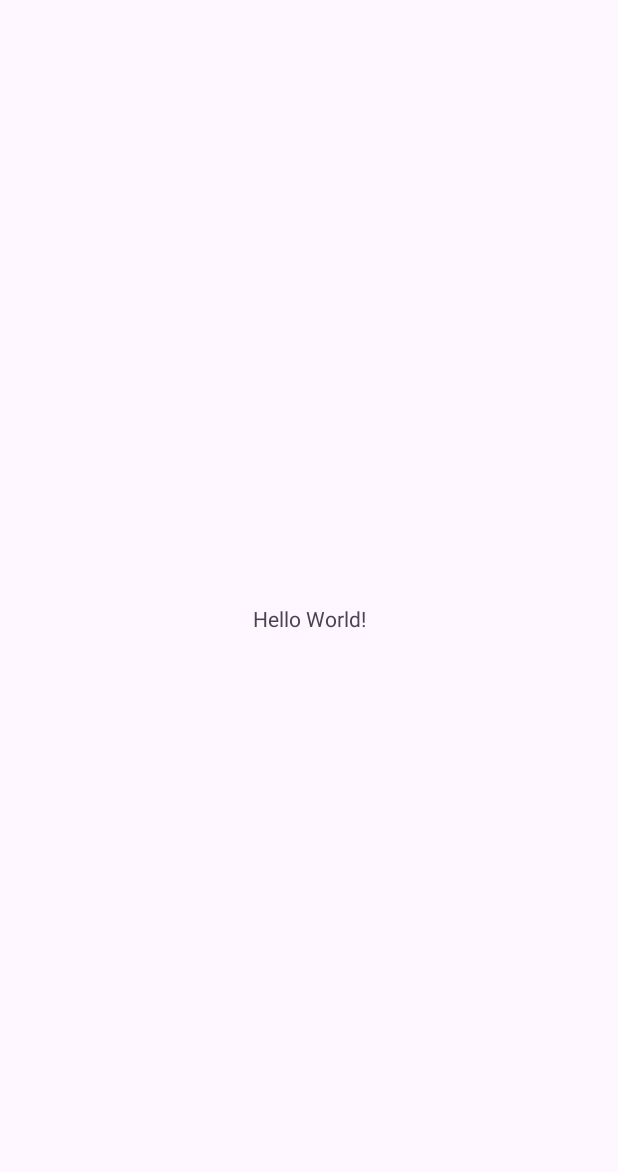
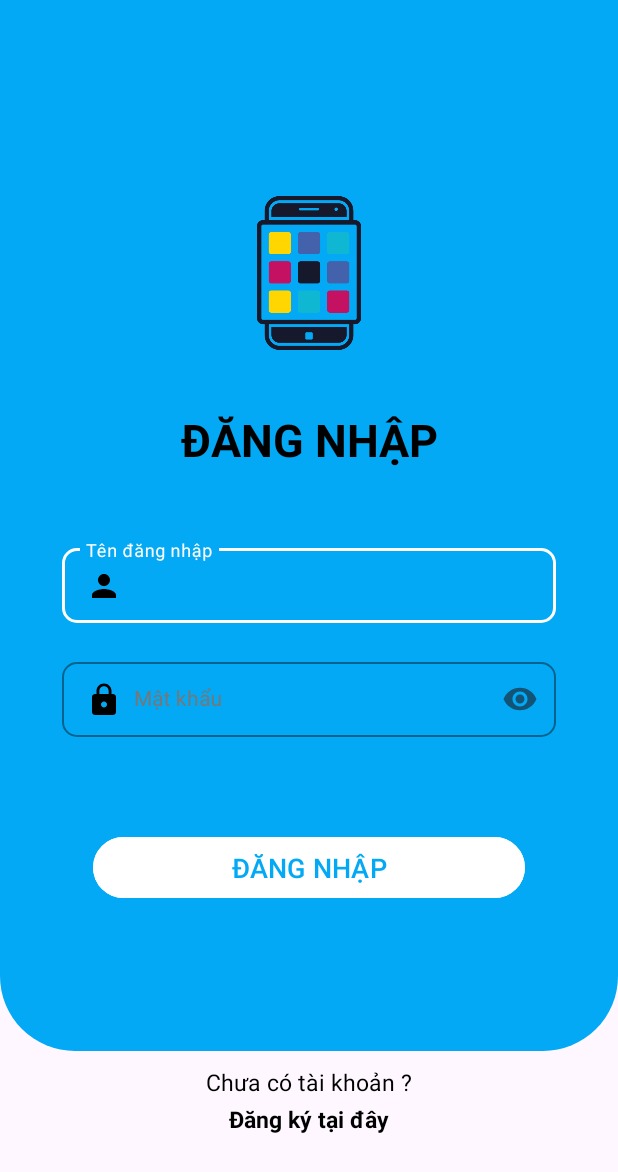
Before and after one commit to vuduan2004/DuAn1_Android_Nhom8, an Android app: the screen it shows after launch (MainActivity before the commit, LoginActivity after it), on a phone screen of 412 x 824 dp. Before the commit the part shown is almost empty. Shown: the top 1172 px of the screen. Run offline under Robolectric (Android 15) with nearby library versions, the phone set to English and light mode, and no system bars; 1 statement that could not run was skipped.

Commit message:
feature/phong

```diff
--- a/app/src/main/AndroidManifest.xml
+++ b/app/src/main/AndroidManifest.xml
@@ -12,9 +12,13 @@
         android:supportsRtl="true"
         android:theme="@style/Theme.TechStore_AND"
         tools:targetApi="31">
+        <activity android:name=".RegisterActivity"
+            android:exported="false"/>
         <activity
             android:name=".MainActivity"
-            android:exported="true">
+            android:exported="false"/>
+            <activity android:name=".LoginActivity"
+                android:exported="true">
             <intent-filter>
                 <action android:name="android.intent.action.MAIN" />
 
--- /dev/null
+++ b/app/src/main/java/duanvdph37524/fpoly/techstore_and/LoginActivity.java
@@ -0,0 +1,60 @@
+package duanvdph37524.fpoly.techstore_and;
+
+import android.content.Intent;
+import android.os.Bundle;
+import android.view.View;
+import android.widget.Button;
+import android.widget.TextView;
+import android.widget.Toast;
+
+import androidx.appcompat.app.AppCompatActivity;
+
+import com.google.android.material.textfield.TextInputEditText;
+
+import java.util.Objects;
+
+import duanvdph37524.fpoly.techstore_and_group8.dao.NguoiDungDAO;
+
+public class LoginActivity extends AppCompatActivity {
+    private NguoiDungDAO nguoiDungDAO;
+
+    @Override
+    protected void onCreate(Bundle savedInstanceState) {
+        super.onCreate(savedInstanceState);
+        setContentView(R.layout.activity_login);
+        TextInputEditText edtUsername = findViewById(R.id.edUsername);
+        TextInputEditText edtPassword = findViewById(R.id.edPassword);
+        TextView tvRigister = findViewById(R.id.tvResigter);
+        nguoiDungDAO = new NguoiDungDAO(this);
+        Button btnLogin = findViewById(R.id.btnLogin);
+
+        btnLogin.setOnClickListener(new View.OnClickListener() {
+            @Override
+            public void onClick(View view) {
+                String user = edtUsername.getText().toString();
+                String pass = edtPassword.getText().toString();
+                boolean check = nguoiDungDAO.checkLogin(user, pass);
+                if (user.isEmpty()){
+                    Toast.makeText(LoginActivity.this, "Không được để trống tên đăng nhập", Toast.LENGTH_SHORT).show();
+                } else if (pass.isEmpty()) {
+                    Toast.makeText(LoginActivity.this, "Không được để trống mật khẩu", Toast.LENGTH_SHORT).show();
+                } else if (Objects.requireNonNull(user.length()<4)){
+                    Toast.makeText(LoginActivity.this, "Tên đăng nhập tối thiểu phải 4 kí tự", Toast.LENGTH_SHORT).show();
+                } else if (pass.length()<5) {
+                    Toast.makeText(LoginActivity.this, "Mật khẩu tối thiểu phải 6 kí tự", Toast.LENGTH_SHORT).show();
+                } else if (check) {
+                    Toast.makeText(LoginActivity.this, "Đăng nhập thành công", Toast.LENGTH_SHORT).show();
+                    startActivity(new Intent(LoginActivity.this, MayTinhActivity.class));
+                } else {
+                    Toast.makeText(LoginActivity.this, "Tài khoản hoặc mật khẩu không chính xác", Toast.LENGTH_SHORT).show();
+                }
+            }
+        });
+        tvRigister.setOnClickListener(new View.OnClickListener() {
+            @Override
+            public void onClick(View view) {
+                startActivity(new Intent(LoginActivity.this, RegisterActivity.class));
+            }
+        });
+    }
+}
--- /dev/null
+++ b/app/src/main/res/drawable/background_dn_dk.xml
@@ -0,0 +1,7 @@
+<?xml version="1.0" encoding="utf-8"?>
+<shape xmlns:android="http://schemas.android.com/apk/res/android">
+    <solid android:color="@color/xanh" />
+    <corners
+        android:bottomLeftRadius="50dp"
+        android:bottomRightRadius="50dp" />
+</shape>
--- /dev/null
+++ b/app/src/main/res/drawable/baseline_calendar_today_24.xml
@@ -0,0 +1,5 @@
+<vector android:height="24dp" android:tint="#000000"
+    android:viewportHeight="24" android:viewportWidth="24"
+    android:width="24dp" xmlns:android="http://schemas.android.com/apk/res/android">
+    <path android:fillColor="@android:color/white" android:pathData="M20,3h-1L19,1h-2v2L7,3L7,1L5,1v2L4,3c-1.1,0 -2,0.9 -2,2v16c0,1.1 0.9,2 2,2h16c1.1,0 2,-0.9 2,-2L22,5c0,-1.1 -0.9,-2 -2,-2zM20,21L4,21L4,8h16v13z"/>
+</vector>
--- /dev/null
+++ b/app/src/main/res/drawable/baseline_edit_24.xml
@@ -0,0 +1,5 @@
+<vector android:height="24dp" android:tint="#000000"
+    android:viewportHeight="24" android:viewportWidth="24"
+    android:width="24dp" xmlns:android="http://schemas.android.com/apk/res/android">
+    <path android:fillColor="@android:color/white" android:pathData="M3,17.25V21h3.75L17.81,9.94l-3.75,-3.75L3,17.25zM20.71,7.04c0.39,-0.39 0.39,-1.02 0,-1.41l-2.34,-2.34c-0.39,-0.39 -1.02,-0.39 -1.41,0l-1.83,1.83 3.75,3.75 1.83,-1.83z"/>
+</vector>
--- /dev/null
+++ b/app/src/main/res/drawable/baseline_home_work_24.xml
@@ -0,0 +1,6 @@
+<vector android:height="24dp" android:tint="#000000"
+    android:viewportHeight="24" android:viewportWidth="24"
+    android:width="24dp" xmlns:android="http://schemas.android.com/apk/res/android">
+    <path android:fillColor="@android:color/white" android:pathData="M1,11l0,10l5,0l0,-6l4,0l0,6l5,0l0,-10l-7,-5z"/>
+    <path android:fillColor="@android:color/white" android:pathData="M10,3v1.97l7,5V11h2v2h-2v2h2v2h-2v4h6V3H10zM19,9h-2V7h2V9z"/>
+</vector>
--- /dev/null
+++ b/app/src/main/res/drawable/baseline_local_phone_24.xml
@@ -0,0 +1,5 @@
+<vector android:height="24dp" android:tint="#000000"
+    android:viewportHeight="24" android:viewportWidth="24"
+    android:width="24dp" xmlns:android="http://schemas.android.com/apk/res/android">
+    <path android:fillColor="@android:color/white" android:pathData="M6.62,10.79c1.44,2.83 3.76,5.14 6.59,6.59l2.2,-2.2c0.27,-0.27 0.67,-0.36 1.02,-0.24 1.12,0.37 2.33,0.57 3.57,0.57 0.55,0 1,0.45 1,1V20c0,0.55 -0.45,1 -1,1 -9.39,0 -17,-7.61 -17,-17 0,-0.55 0.45,-1 1,-1h3.5c0.55,0 1,0.45 1,1 0,1.25 0.2,2.45 0.57,3.57 0.11,0.35 0.03,0.74 -0.25,1.02l-2.2,2.2z"/>
+</vector>
--- /dev/null
+++ b/app/src/main/res/drawable/baseline_lock_24.xml
@@ -0,0 +1,5 @@
+<vector android:height="24dp" android:tint="#000000"
+    android:viewportHeight="24" android:viewportWidth="24"
+    android:width="24dp" xmlns:android="http://schemas.android.com/apk/res/android">
+    <path android:fillColor="@android:color/white" android:pathData="M18,8h-1L17,6c0,-2.76 -2.24,-5 -5,-5S7,3.24 7,6v2L6,8c-1.1,0 -2,0.9 -2,2v10c0,1.1 0.9,2 2,2h12c1.1,0 2,-0.9 2,-2L20,10c0,-1.1 -0.9,-2 -2,-2zM12,17c-1.1,0 -2,-0.9 -2,-2s0.9,-2 2,-2 2,0.9 2,2 -0.9,2 -2,2zM15.1,8L8.9,8L8.9,6c0,-1.71 1.39,-3.1 3.1,-3.1 1.71,0 3.1,1.39 3.1,3.1v2z"/>
+</vector>
--- /dev/null
+++ b/app/src/main/res/drawable/baseline_person_24.xml
@@ -0,0 +1,5 @@
+<vector android:height="24dp" android:tint="#000000"
+    android:viewportHeight="24" android:viewportWidth="24"
+    android:width="24dp" xmlns:android="http://schemas.android.com/apk/res/android">
+    <path android:fillColor="@android:color/white" android:pathData="M12,12c2.21,0 4,-1.79 4,-4s-1.79,-4 -4,-4 -4,1.79 -4,4 1.79,4 4,4zM12,14c-2.67,0 -8,1.34 -8,4v2h16v-2c0,-2.66 -5.33,-4 -8,-4z"/>
+</vector>
--- /dev/null
+++ b/app/src/main/res/layout/activity_login.xml
@@ -0,0 +1,161 @@
+<?xml version="1.0" encoding="utf-8"?>
+<androidx.constraintlayout.widget.ConstraintLayout xmlns:android="http://schemas.android.com/apk/res/android"
+    xmlns:app="http://schemas.android.com/apk/res-auto"
+    xmlns:tools="http://schemas.android.com/tools"
+    android:layout_width="match_parent"
+    android:layout_height="match_parent"
+    android:orientation="vertical"
+    tools:context=".LoginActivity">
+    <androidx.constraintlayout.widget.ConstraintLayout
+        android:id="@+id/constraintLayout"
+        android:layout_width="match_parent"
+        android:layout_height="0dp"
+        android:background="@drawable/background_dn_dk"
+        app:layout_constraintBottom_toBottomOf="parent"
+        app:layout_constraintEnd_toEndOf="parent"
+        app:layout_constraintHeight_percent="0.85"
+        app:layout_constraintStart_toEndOf="parent"
+        app:layout_constraintTop_toTopOf="parent"
+        app:layout_constraintVertical_bias="0"
+        >
+        <ImageView
+            android:id="@+id/imgLogo"
+            android:layout_width="0dp"
+            android:layout_height="0dp"
+            android:src="@drawable/thietkekhongten"
+            app:layout_constraintBottom_toBottomOf="parent"
+            app:layout_constraintEnd_toEndOf="parent"
+            app:layout_constraintHeight_percent="0.2"
+            app:layout_constraintStart_toStartOf="parent"
+            app:layout_constraintTop_toTopOf="parent"
+            app:layout_constraintVertical_bias="0.2"
+            app:layout_constraintWidth_percent="0.25"
+            tools:ignore="ContentDescription"/>
+        <TextView
+            android:id="@+id/tvDangNhap"
+            android:layout_width="wrap_content"
+            android:layout_height="wrap_content"
+            android:text="ĐĂNG NHẬP"
+            android:textSize="30dp"
+            android:textStyle="bold"
+            android:gravity="center"
+            android:textColor="@color/black"
+            app:layout_constraintBottom_toBottomOf="parent"
+            app:layout_constraintEnd_toEndOf="parent"
+            app:layout_constraintStart_toStartOf="parent"
+            app:layout_constraintVertical_bias="0.05"
+            app:layout_constraintTop_toBottomOf="@+id/imgLogo"/>
+        <com.google.android.material.textfield.TextInputLayout
+            android:id="@+id/textInputLayout1"
+            style="@style/TextInputLayout"
+            android:layout_width="0dp"
+            android:layout_height="wrap_content"
+            android:hint="Tên đăng nhập"
+            app:endIconMode="clear_text"
+            app:errorEnabled="true"
+            app:helperTextEnabled="true"
+            app:helperTextTextColor="@color/red"
+            app:layout_constraintBottom_toBottomOf="parent"
+            app:layout_constraintEnd_toEndOf="parent"
+            app:layout_constraintStart_toStartOf="parent"
+            app:layout_constraintTop_toBottomOf="@+id/tvDangNhap"
+            app:layout_constraintVertical_bias="0.15"
+            app:layout_constraintWidth_percent="0.8">
+
+            <com.google.android.material.textfield.TextInputEditText
+                android:id="@+id/edUsername"
+                android:layout_width="match_parent"
+                android:layout_height="50dp"
+                android:drawableStart="@drawable/baseline_person_24"
+                android:drawablePadding="8dp"
+                android:ems="10"
+                android:textColor="@color/white"
+                android:textSize="14sp" />
+
+        </com.google.android.material.textfield.TextInputLayout>
+
+        <com.google.android.material.textfield.TextInputLayout
+            android:id="@+id/textInputLayout2"
+            style="@style/TextInputLayout"
+            android:layout_width="0dp"
+            android:layout_height="wrap_content"
+            android:hint="Mật khẩu"
+            app:endIconMode="password_toggle"
+            app:errorEnabled="true"
+            app:helperTextEnabled="true"
+            app:helperTextTextColor="#FF0000"
+            app:layout_constraintBottom_toBottomOf="parent"
+            app:layout_constraintEnd_toEndOf="parent"
+            app:layout_constraintStart_toStartOf="parent"
+            app:layout_constraintTop_toBottomOf="@+id/textInputLayout1"
+            app:layout_constraintVertical_bias="0.0"
+            app:layout_constraintWidth_percent="0.8">
+
+            <com.google.android.material.textfield.TextInputEditText
+                android:id="@+id/edPassword"
+                android:layout_width="match_parent"
+                android:layout_height="50dp"
+                android:drawableStart="@drawable/baseline_lock_24"
+                android:drawablePadding="8dp"
+                android:ems="10"
+                android:inputType="textPassword"
+                android:maxLines="1"
+                android:textColor="@color/white"
+                android:textSize="14sp" />
+        </com.google.android.material.textfield.TextInputLayout>
+
+        <Button
+            android:layout_width="0dp"
+            android:layout_height="0dp"
+            android:id="@+id/btnLogin"
+            android:gravity="center"
+            android:elevation="3dp"
+            android:text="ĐĂNG NHẬP"
+            android:textAllCaps="false"
+            android:textColor="@color/xanh"
+            android:textSize="18sp"
+            app:layout_constraintBottom_toBottomOf="parent"
+            app:layout_constraintEnd_toEndOf="parent"
+            app:layout_constraintHeight_percent="0.07"
+            app:layout_constraintStart_toStartOf="parent"
+            app:layout_constraintTop_toBottomOf="@+id/textInputLayout2"
+            app:layout_constraintVertical_bias="0.3"
+            app:layout_constraintWidth_percent="0.7"
+            android:backgroundTint="@color/white"/>
+
+
+    </androidx.constraintlayout.widget.ConstraintLayout>
+    <TextView
+        android:id="@+id/textView4"
+        android:layout_width="wrap_content"
+        android:layout_height="wrap_content"
+        android:gravity="center"
+        android:text="Chưa có tài khoản ?"
+        android:textColor="@color/black"
+        android:textSize="15sp"
+        app:layout_constraintBottom_toBottomOf="parent"
+        app:layout_constraintEnd_toEndOf="parent"
+        app:layout_constraintStart_toStartOf="parent"
+        app:layout_constraintTop_toBottomOf="@+id/constraintLayout"
+        app:layout_constraintVertical_bias="0.1" />
+
+    <TextView
+        android:id="@+id/tvResigter"
+        android:layout_width="wrap_content"
+        android:layout_height="wrap_content"
+        android:elevation="3dp"
+        android:text="Đăng ký tại đây"
+        android:textStyle="bold"
+        android:textColor="@color/black"
+        android:textSize="15sp"
+        android:typeface="sans"
+        app:layout_constraintBottom_toBottomOf="parent"
+        app:layout_constraintEnd_toEndOf="parent"
+        app:layout_constraintHeight_percent="0.05"
+        app:layout_constraintStart_toStartOf="parent"
+        app:layout_constraintTop_toBottomOf="@+id/textView4"
+        app:layout_constraintVertical_bias="0.05"
+        app:layout_constraintWidth_percent="0.6" />
+
+
+</androidx.constraintlayout.widget.ConstraintLayout>
--- a/app/src/main/res/values/colors.xml
+++ b/app/src/main/res/values/colors.xml
@@ -2,4 +2,7 @@
 <resources>
     <color name="black">#FF000000</color>
     <color name="white">#FFFFFFFF</color>
+    <color name="xanh">#03A9F4</color>
+    <color name="xam">#777777</color>
+    <color name="red">#E61111</color>
 </resources>
--- a/app/src/main/res/values/strings.xml
+++ b/app/src/main/res/values/strings.xml
@@ -1,3 +1,12 @@
 <resources>
     <string name="app_name">TechStore_AND</string>
+    <style name="TextInputLayout" parent="Widget.MaterialComponents.TextInputLayout.OutlinedBox">
+        <item name="boxCornerRadiusBottomEnd">10dp</item>
+        <item name="boxCornerRadiusBottomStart">10dp</item>
+        <item name="boxCornerRadiusTopEnd">10dp</item>
+        <item name="boxCornerRadiusTopStart">10dp</item>
+        <item name="boxStrokeColor">@color/white</item>
+        <item name="hintTextColor">@color/white</item>
+        <item name="android:textColorHint">@color/xam</item>
+    </style>
 </resources>
```
Also changed, not shown: app/src/main/java/duanvdph37524/fpoly/techstore_and/RegisterActivity.java (added, +79 -0 lines), app/src/main/res/layout/activity_register.xml (added, +266 -0 lines), app/src/main/res/drawable/mt1.png (added), app/src/main/res/drawable/thietkekhongten.png (added).
